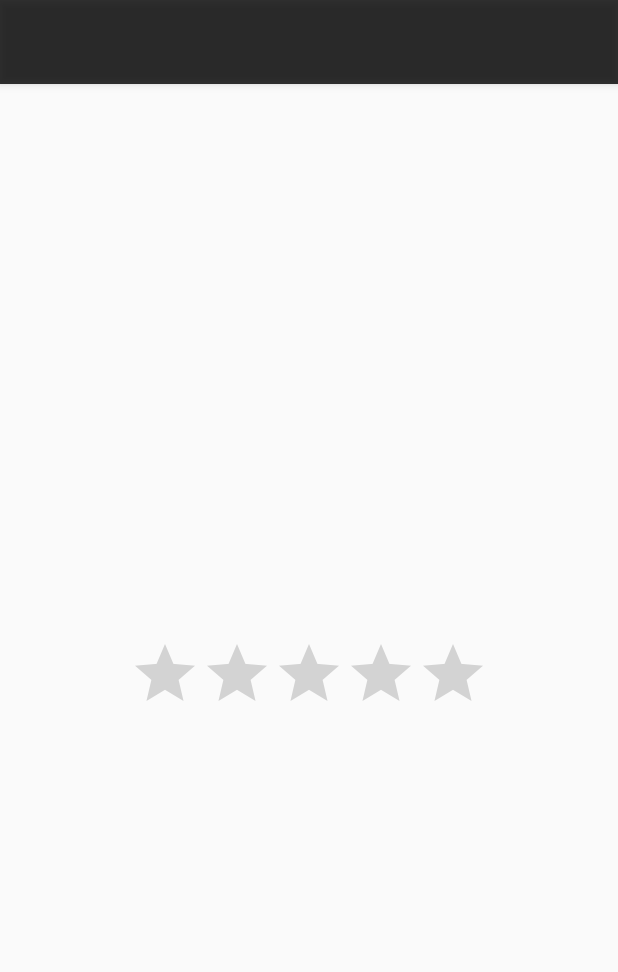
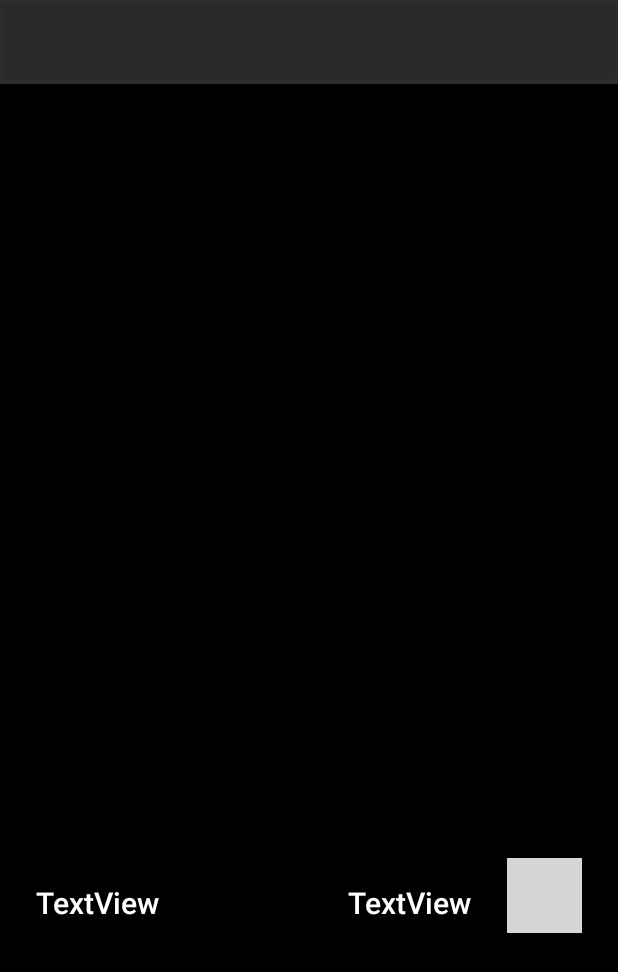
Before and after one commit to EslamElassal/PopularMoviesApp, an Android app: the FilmDetials screen opened directly, with no data from a screen before it, on a phone screen of 412 x 824 dp. Shown: the top 972 px of the screen. Run offline under Robolectric (Android 15) with nearby library versions, the phone set to English and light mode, and no system bars; our stand-ins replace Picasso; pictures from the network do not load; grey boxes are pictures that could not be loaded.

Commit message:
Design  Editing

```diff
--- a/app/src/main/java/com/example/popularmovies/FilmDetials.java
+++ b/app/src/main/java/com/example/popularmovies/FilmDetials.java
@@ -14,7 +14,7 @@ public class FilmDetials extends AppCompatActivity {
 TextView plot,rating , releasedate;
 ImageView image;
 Intent intent;
-RatingBar ratingbar;
+//RatingBar ratingbar;
     @Override
     protected void onCreate(Bundle savedInstanceState) {
         super.onCreate(savedInstanceState);
@@ -23,7 +23,7 @@ RatingBar ratingbar;
         plot=(TextView)findViewById(R.id.MyFilmPlot);
         rating=(TextView)findViewById(R.id.MyFilmRating);
         releasedate=(TextView)findViewById(R.id.MyFilmReleaseDate);
-        ratingbar=(RatingBar)findViewById(R.id.MyRatingBar);
+       // ratingbar=(RatingBar)findViewById(R.id.MyRatingBar);
         intent =getIntent();
         if(intent.hasExtra("plot"))
         {
@@ -32,11 +32,11 @@ RatingBar ratingbar;
 
         if(intent.hasExtra("rating"))
         {
-            float num = Float.parseFloat(intent.getStringExtra("rating"));
+           /* float num = Float.parseFloat(intent.getStringExtra("rating"));
             num=num/2.0f;
             ratingbar.setRating(num);
              //to not change bar value when user touch it
-            ratingbar.setIsIndicator(true);
+            ratingbar.setIsIndicator(true);*/
              rating.setText(intent.getStringExtra("rating"));
         }
 
--- a/app/src/main/java/com/example/popularmovies/FilmsAdapter.java
+++ b/app/src/main/java/com/example/popularmovies/FilmsAdapter.java
@@ -93,7 +93,7 @@ Context myContext;
 
         // Will display the position in the list, ie 0 through getItemCount() - 1
         ImageView FilmImage;
-       // TextView test;
+        TextView filmType,filmName,filmRate;
         // Will display which ViewHolder is displaying this data
 
         /**
@@ -106,8 +106,11 @@ Context myContext;
             super(itemView);
 
             FilmImage = (ImageView) itemView.findViewById(R.id.film_main_image);
-        //    test=(TextView)itemView.findViewById(R.id.Title);
-             itemView.setOnClickListener(this);
+             filmName=(TextView)itemView.findViewById(R.id.film_name_main);
+            filmType=(TextView)itemView.findViewById(R.id.film_type_main);
+            filmRate=(TextView)itemView.findViewById(R.id.film_rate_main);
+
+            itemView.setOnClickListener(this);
             // TODO (7) Call setOnClickListener on the View passed into the constructor (use 'this' as the OnClickListener)
         }
 
@@ -119,7 +122,9 @@ Context myContext;
               Picasso.with(myContext)
                       .load(Nfilms[filmIndex].getImage())
                    .into(FilmImage);
-          //  test.setText(Nfilms[filmIndex].getTitle());
+            filmName.setText(Nfilms[filmIndex].getTitle());
+            //filmType.setText(Nfilms[filmIndex].getTitle());
+            filmRate.setText(Nfilms[filmIndex].getRating());
             //Nfilms[filmIndex].getTitle();
 
         }
--- a/app/src/main/res/layout/activity_film_detials.xml
+++ b/app/src/main/res/layout/activity_film_detials.xml
@@ -1,73 +1,87 @@
 <?xml version="1.0" encoding="utf-8"?>
-<LinearLayout xmlns:android="http://schemas.android.com/apk/res/android"
+
+<ScrollView
+    xmlns:android="http://schemas.android.com/apk/res/android"
+    xmlns:app="http://schemas.android.com/apk/res-auto"
     xmlns:tools="http://schemas.android.com/tools"
     android:layout_width="match_parent"
     android:layout_height="match_parent"
+    android:background="@color/black_overlay">
+<androidx.constraintlayout.widget.ConstraintLayout
+
+    android:layout_width="match_parent"
+     android:layout_height="wrap_content"
      tools:context=".FilmDetials">
 
-        <ScrollView
+    <ImageView
+        android:id="@+id/MyFilmImage"
         android:layout_width="match_parent"
-            android:layout_height="match_parent">
-        <LinearLayout
-            android:layout_width="match_parent"
-            android:layout_height="match_parent"
-            android:orientation="vertical"
-             >
+        android:layout_height="500sp"
+        android:scaleType="centerCrop"
+        app:layout_constraintEnd_toEndOf="parent"
+        app:layout_constraintStart_toStartOf="parent"
+        app:layout_constraintTop_toTopOf="parent" />
+
+    <TextView
+        style="@style/TextAppearance.AppCompat.Title"
+        android:textColor="@color/white"
+        android:id="@+id/MyFilmReleaseDate"
+        android:layout_width="wrap_content"
+        android:layout_height="wrap_content"
+        android:layout_gravity="center"
+        android:layout_marginStart="24dp"
+        android:layout_marginLeft="24dp"
+        android:layout_marginTop="32dp"
+        android:layout_weight="1"
+        android:text="TextView"
+        android:textAlignment="center"
+        app:layout_constraintStart_toStartOf="parent"
+        app:layout_constraintTop_toBottomOf="@+id/MyFilmImage" />
+
+    <TextView
+
+        android:id="@+id/MyFilmRating"
+        android:layout_width="wrap_content"
+        android:layout_height="wrap_content"
+        android:layout_gravity="center"
+        style="@style/TextAppearance.AppCompat.Title"
+        android:textColor="@color/white"
+        android:layout_marginTop="32dp"
+        android:layout_marginEnd="24dp"
+        android:layout_marginRight="24dp"
+        android:text="TextView"
+        android:textAlignment="center"
+        app:layout_constraintEnd_toStartOf="@+id/imageView"
+        app:layout_constraintTop_toBottomOf="@+id/MyFilmImage" />
 
     <ImageView
-    android:layout_width="match_parent"
-    android:layout_height="350dp"
-    android:scaleType="centerCrop"
-android:layout_weight="5"
-    android:id="@+id/MyFilmImage"/>
-
-
-
-
-
-
-
-
-
-
+        android:id="@+id/imageView"
+        android:layout_width="50sp"
+        android:layout_height="50sp"
+        android:layout_marginTop="16dp"
+        android:layout_marginEnd="24dp"
+        android:layout_marginRight="24dp"
+        app:layout_constraintEnd_toEndOf="parent"
+        app:layout_constraintTop_toBottomOf="@+id/MyFilmImage"
+        app:srcCompat="@drawable/star" />
 
     <TextView
+        style="@style/TextAppearance.AppCompat"
+        android:id="@+id/MyFilmPlot"
         android:layout_width="match_parent"
         android:layout_height="wrap_content"
-            android:layout_weight="1"
         android:layout_gravity="center"
+android:layout_marginBottom="24dp"
+        android:layout_marginStart="16dp"
+        android:layout_marginLeft="16dp"
+        android:layout_marginTop="24dp"
+        android:layout_marginEnd="16dp"
+        android:layout_marginRight="16dp"
+        android:layout_weight="3"
         android:textAlignment="center"
-            android:id="@+id/MyFilmReleaseDate"/>
-     <RatingBar
-         android:layout_width="wrap_content"
-         android:layout_gravity="center"
-         android:layout_height="wrap_content"
-         android:layout_weight="1"
-         android:numStars="5"
-          android:id="@+id/MyRatingBar"
-           />
-        <TextView
-            android:layout_width="match_parent"
-            android:layout_height="wrap_content"
-            android:layout_weight="1"
-            android:layout_gravity="center"
-            android:textAlignment="center"
-            android:id="@+id/MyFilmRating"/>
-
-
-
-
-
-<TextView
-    android:layout_width="350sp"
-    android:layout_height="wrap_content"
-    android:layout_gravity="center"
-    android:textAlignment="center"
-    android:layout_weight="3"
-
-    android:textColor="#0000ff"
-    android:id="@+id/MyFilmPlot"/>
-
-        </LinearLayout>
+        android:textColor="@color/white"
+        app:layout_constraintEnd_toEndOf="parent"
+        app:layout_constraintStart_toStartOf="parent"
+        app:layout_constraintTop_toBottomOf="@+id/imageView" />
+</androidx.constraintlayout.widget.ConstraintLayout>
     </ScrollView>
-</LinearLayout>
--- a/app/src/main/res/layout/film_list.xml
+++ b/app/src/main/res/layout/film_list.xml
@@ -18,7 +18,7 @@
         app:layout_constraintTop_toTopOf="parent" />
 
     <TextView
-        android:id="@+id/filmNameView"
+        android:id="@+id/film_name_main"
          android:layout_width="match_parent"
         android:layout_height="wrap_content"
         android:layout_marginStart="4dp"
@@ -34,7 +34,7 @@
         app:layout_constraintTop_toBottomOf="@+id/film_main_image" />
 
     <TextView
-        android:id="@+id/rate_main"
+        android:id="@+id/film_rate_main"
         android:layout_width="wrap_content"
         android:layout_height="wrap_content"
         android:textAlignment="center"
@@ -45,7 +45,7 @@
         android:textColor="@color/white"
 
         app:layout_constraintStart_toStartOf="parent"
-        app:layout_constraintTop_toBottomOf="@+id/filmNameView" />
+        app:layout_constraintTop_toBottomOf="@+id/film_name_main" />
 
     <ImageView
         android:id="@+id/satr_rate_main"
@@ -56,13 +56,13 @@
         android:layout_marginTop="8dp"
         android:textColor="@color/white"
 
-        app:layout_constraintStart_toEndOf="@+id/rate_main"
-        app:layout_constraintLeft_toRightOf="@+id/rate_main"
-        app:layout_constraintTop_toBottomOf="@+id/filmNameView"
+        app:layout_constraintStart_toEndOf="@+id/film_rate_main"
+        app:layout_constraintLeft_toRightOf="@+id/film_rate_main"
+        app:layout_constraintTop_toBottomOf="@+id/film_name_main"
         app:srcCompat="@drawable/star" />
 
     <TextView
-        android:id="@+id/textView3"
+        android:id="@+id/film_type_main"
         android:layout_width="wrap_content"
         android:layout_height="wrap_content"
         android:layout_marginStart="16dp"
@@ -75,7 +75,7 @@
         android:textAlignment="center"
         app:layout_constraintBottom_toBottomOf="parent"
         app:layout_constraintStart_toStartOf="parent"
-        app:layout_constraintTop_toBottomOf="@+id/rate_main" />
+        app:layout_constraintTop_toBottomOf="@+id/film_rate_main" />
 
 
 </androidx.constraintlayout.widget.ConstraintLayout>
```
Lines whose indentation alone changed are shown as unchanged.
